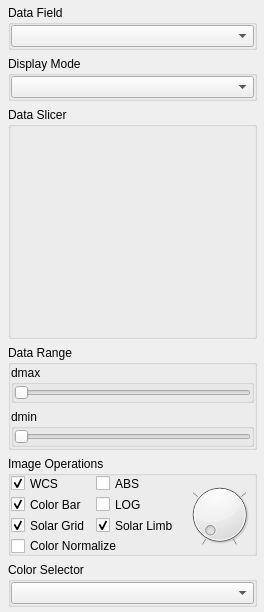
First picture: the form in EoSpex/ui/ImageControl.ui, repository sageyu123/EOVSASpex, before the edit.
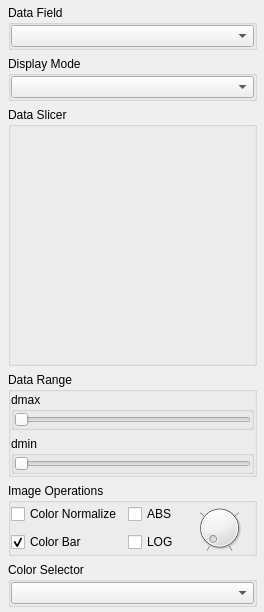
Second picture: the form after the edit.

Patch:
```diff
--- a/EoSpex/ui/ImageControl.ui
+++ b/EoSpex/ui/ImageControl.ui
@@ -282,26 +282,6 @@
       <property name="bottomMargin">
        <number>0</number>
       </property>
-      <item row="3" column="0" colspan="2">
-       <widget class="QCheckBox" name="control_colorNorm_check">
-        <property name="text">
-         <string>Color Normalize</string>
-        </property>
-        <property name="checked">
-         <bool>false</bool>
-        </property>
-       </widget>
-      </item>
-      <item row="0" column="0">
-       <widget class="QCheckBox" name="control_wcs_check">
-        <property name="text">
-         <string>WCS</string>
-        </property>
-        <property name="checked">
-         <bool>true</bool>
-        </property>
-       </widget>
-      </item>
       <item row="1" column="0">
        <widget class="QCheckBox" name="control_colorBar_check">
         <property name="text">
@@ -312,7 +292,31 @@
         </property>
        </widget>
       </item>
-      <item row="0" column="2" rowspan="4">
+      <item row="0" column="1">
+       <widget class="QCheckBox" name="control_abs_check">
+        <property name="text">
+         <string>ABS</string>
+        </property>
+       </widget>
+      </item>
+      <item row="1" column="1">
+       <widget class="QCheckBox" name="control_log_check">
+        <property name="text">
+         <string>LOG</string>
+        </property>
+       </widget>
+      </item>
+      <item row="0" column="0">
+       <widget class="QCheckBox" name="control_colorNorm_check">
+        <property name="text">
+         <string>Color Normalize</string>
+        </property>
+        <property name="checked">
+         <bool>false</bool>
+        </property>
+       </widget>
+      </item>
+      <item row="0" column="2" rowspan="2">
        <widget class="QDial" name="rotate_dial">
         <property name="maximum">
          <number>3</number>
@@ -334,40 +338,6 @@
         </property>
        </widget>
       </item>
-      <item row="0" column="1">
-       <widget class="QCheckBox" name="control_abs_check">
-        <property name="text">
-         <string>ABS</string>
-        </property>
-       </widget>
-      </item>
-      <item row="1" column="1">
-       <widget class="QCheckBox" name="control_log_check">
-        <property name="text">
-         <string>LOG</string>
-        </property>
-       </widget>
-      </item>
-      <item row="2" column="0">
-       <widget class="QCheckBox" name="control_SolarGrid_check">
-        <property name="text">
-         <string>Solar Grid</string>
-        </property>
-        <property name="checked">
-         <bool>true</bool>
-        </property>
-       </widget>
-      </item>
-      <item row="2" column="1">
-       <widget class="QCheckBox" name="control_SolarLimb_check">
-        <property name="text">
-         <string>Solar Limb</string>
-        </property>
-        <property name="checked">
-         <bool>true</bool>
-        </property>
-       </widget>
-      </item>
      </layout>
     </widget>
    </item>
```
